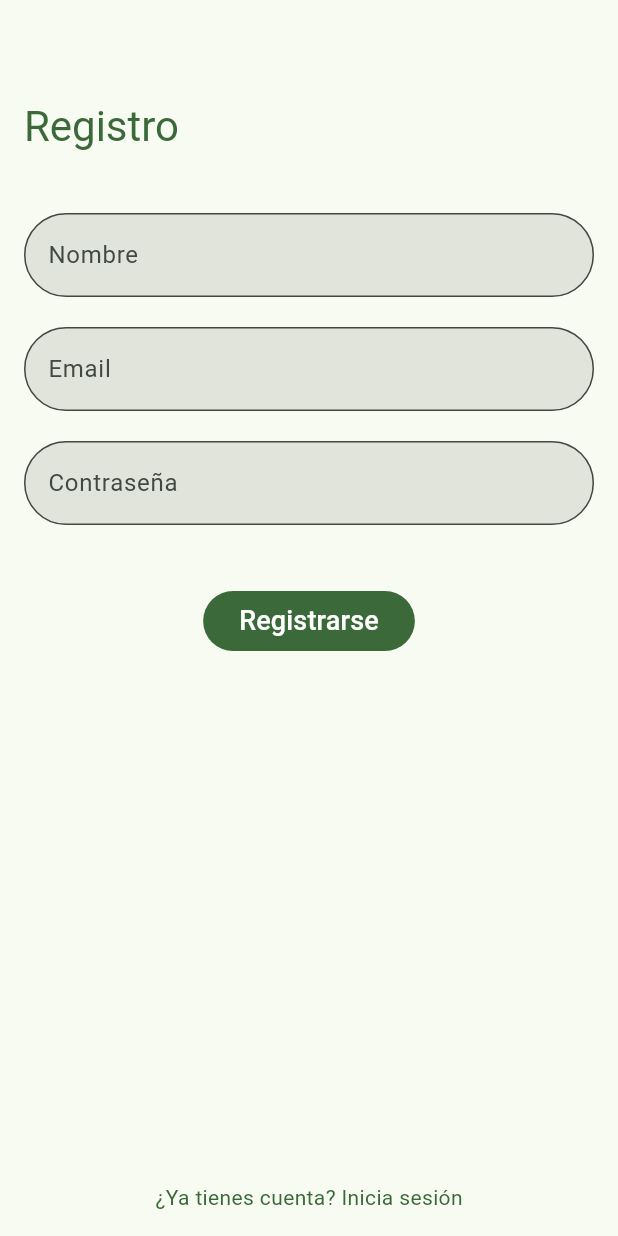
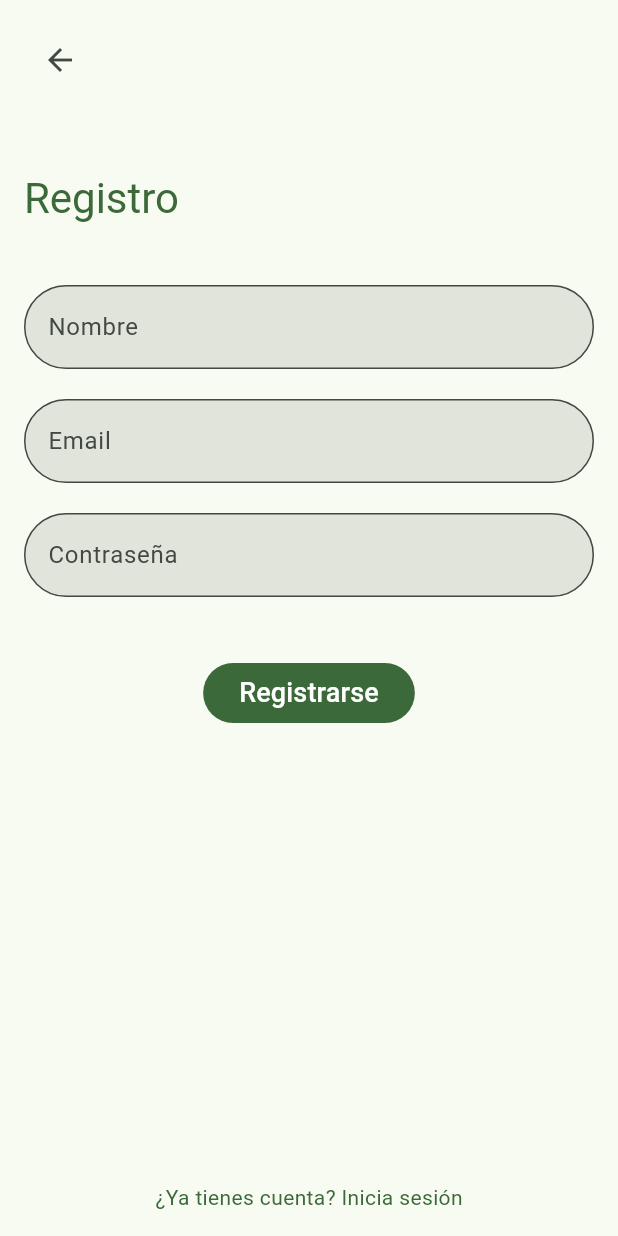
Before and after one commit to Sergio5423/agrocaf, a Flutter app: the LoginOperador screen opened by its route, after a tap on "¿No tienes cuenta? Regístrate", on a phone screen of 412 x 824 dp. Run offline on Flutter 3.47's test engine with Material 3 defaults, Android fonts, the phone set to English and light mode, and no system bars; our stand-ins replace cloud_firestore, firebase_auth, firebase_core, get, get_storage; missing offline and left inert: excel; accounts and stored records are empty; network calls fail.

Commit message:
Login Admin

```diff
--- /dev/null
+++ b/lib/controllers/auth_operador_controller.dart
@@ -0,0 +1,94 @@
+import 'package:agrocaf/pages/Apartados_Operador/Home_Operador.dart';
+import 'package:agrocaf/pages/Login/login_operador.dart';
+import 'package:get/get.dart';
+import 'package:firebase_auth/firebase_auth.dart';
+import 'package:get_storage/get_storage.dart'; // Importar GetStorage
+import '../services/auth_service.dart';
+
+class AuthOperadorController extends GetxController {
+  final FirebaseService _firebaseService = FirebaseService();
+  var isLoading = false.obs; // Observa si se está cargando una operación
+  Rxn<User> user = Rxn<User>();
+
+  final storage =
+      GetStorage(); // Crear una instancia de GetStorage para almacenar las credenciales
+
+  @override
+  void onInit() {
+    super.onInit();
+    _autoLogin(); // Intentar login automático al iniciar
+  }
+
+  // Método para registrar el usuario y guardar datos en Firestore
+  Future<void> register(String email, String password, String name) async {
+    try {
+      isLoading.value = true;
+      User? newUser =
+          await _firebaseService.registerWithEmail(email, password, name);
+      if (newUser != null) {
+        user.value = newUser; // Usuario registrado exitosamente
+        await _saveCredentials(email, password); // Guardar credenciales
+        Get.offAll(() => HomeOperador()); // Redirigir a la vista principal
+      } else {
+        Get.snackbar("Error", "No se pudo registrar el usuario");
+      }
+    } catch (e) {
+      Get.snackbar("Error", "Ocurrió un error durante el registro");
+    } finally {
+      isLoading.value = false;
+    }
+  }
+
+  // Método para iniciar sesión
+  Future<void> login(String email, String password) async {
+    try {
+      isLoading.value = true;
+      User? loggedInUser =
+          await _firebaseService.loginWithEmail(email, password);
+      if (loggedInUser != null) {
+        user.value = loggedInUser; // Usuario inició sesión exitosamente
+        await _saveCredentials(email, password); // Guardar credenciales
+        Get.offAll(() => HomeOperador()); // Redirigir a la vista principal
+      } else {
+        Get.snackbar("Error", "No se pudo iniciar sesión");
+      }
+    } catch (e) {
+      Get.snackbar("Error", "Ocurrió un error durante el inicio de sesión");
+    } finally {
+      isLoading.value = false;
+    }
+  }
+
+  // Método para cerrar sesión
+  Future<void> signOut() async {
+    await _firebaseService.signOut();
+    await _clearCredentials(); // Eliminar credenciales guardadas
+    user.value = null; // Usuario ha cerrado sesión
+    Get.snackbar("Sesión cerrada", "Hasta pronto");
+    Get.offAll(() => LoginOperador()); // Redirigir a la vista de login
+  }
+
+  // Guardar las credenciales de usuario usando GetStorage
+  Future<void> _saveCredentials(String email, String password) async {
+    storage.write('email', email);
+    storage.write('password', password);
+  }
+
+  // Intentar login automático
+  Future<void> _autoLogin() async {
+    String? email = storage.read('email');
+    String? password = storage.read('password');
+
+    if (email != null && password != null) {
+      await login(email, password); // Auto login con credenciales guardadas
+    }
+  }
+
+  // Eliminar las credenciales guardadas
+  Future<void> _clearCredentials() async {
+    storage.remove('email');
+    storage.remove('password');
+  }
+
+  User? get userlogueado => user.value;
+}
--- a/lib/pages/Apartados_Operador/Home_Operador.dart
+++ b/lib/pages/Apartados_Operador/Home_Operador.dart
@@ -6,7 +6,7 @@ import 'package:agrocaf/pages/Apartados_Operador/Registro_Pesada.dart';
 import 'package:agrocaf/widgets/BottomNavigator.dart';
 import 'package:flutter/material.dart';
 import 'package:get/get.dart';
-import '../../controllers/auth_controller.dart';
+import '../../controllers/auth_operador_controller.dart';
 
 class HomeOperador extends StatefulWidget {
   const HomeOperador({super.key});
@@ -16,7 +16,7 @@ class HomeOperador extends StatefulWidget {
 }
 
 class _HomePageState extends State<HomeOperador> {
-  final AuthController _authController =
+  final AuthOperadorController _authController =
       Get.find(); // Obtener el controlador de autenticación
   final RecolectorController _recolectorController =
       Get.put(RecolectorController()); // Inyectar RecolectorController
--- /dev/null
+++ b/lib/pages/Apartados_admin/Home_Administrador.dart
@@ -0,0 +1,20 @@
+import 'package:flutter/material.dart';
+
+class HomeAdmin extends StatelessWidget {
+  const HomeAdmin({super.key});
+
+  @override
+  Widget build(BuildContext context) {
+    return MaterialApp(
+      title: 'Material App',
+      home: Scaffold(
+        appBar: AppBar(
+          title: const Text('Material App Bar'),
+        ),
+        body: const Center(
+          child: Text('Hello World'),
+        ),
+      ),
+    );
+  }
+}
--- a/lib/pages/Login/login_operador.dart
+++ b/lib/pages/Login/login_operador.dart
@@ -1,13 +1,12 @@
-import 'package:agrocaf/controllers/auth_controller.dart';
-import 'package:agrocaf/pages/RegistroUser/register_page.dart';
+import 'package:agrocaf/pages/Login/register/register_operador_page.dart';
+import 'package:agrocaf/widgets/login.dart';
+import 'package:agrocaf/controllers/auth_operador_controller.dart';
 import 'package:flutter/material.dart';
 import 'package:get/get.dart';
 
 class LoginOperador extends StatelessWidget {
-  final AuthController _authController = Get.put(AuthController());
-  final TextEditingController _emailController = TextEditingController();
-  final TextEditingController _passwordController = TextEditingController();
-
+  final AuthOperadorController _authController =
+      Get.put(AuthOperadorController());
   LoginOperador({super.key});
 
   @override
@@ -23,125 +22,8 @@ class LoginOperador extends StatelessWidget {
         ),
       ),
       backgroundColor: Colors.white,
-      body: SafeArea(
-        child: SingleChildScrollView(
-          child: Padding(
-            padding: const EdgeInsets.all(16.0),
-            child: Column(
-              crossAxisAlignment: CrossAxisAlignment.center,
-              children: [
-                ClipRRect(
-                  borderRadius: BorderRadius.circular(80.0),
-                  child: Container(
-                    decoration: BoxDecoration(
-                      borderRadius: BorderRadius.circular(80),
-                    ),
-                    child: Image.asset(
-                      'images/agrocaf_logo.png',
-                      height: 100.0,
-                      width: 100.0,
-                      fit: BoxFit.cover,
-                    ),
-                  ),
-                ),
-                Text(
-                  'Inicio de\nSesión',
-                  style: Theme.of(context).textTheme.headlineMedium?.copyWith(
-                        color: const Color.fromRGBO(76, 140, 43, 10),
-                        fontWeight: FontWeight.bold,
-                        fontSize: 50,
-                      ),
-                  textAlign: TextAlign.center,
-                ),
-                Text(
-                  'Inicie sesión para continuar',
-                  style: Theme.of(context).textTheme.headlineMedium?.copyWith(
-                        color: const Color.fromRGBO(143, 142, 142, 1),
-                        fontSize: 14,
-                      ),
-                  textAlign: TextAlign.center,
-                ),
-                Text(
-                  'Operador',
-                  style: Theme.of(context).textTheme.headlineMedium?.copyWith(
-                        color: const Color.fromRGBO(143, 142, 142, 1),
-                        fontSize: 30,
-                      ),
-                  textAlign: TextAlign.center,
-                ),
-                const SizedBox(height: 40),
-                _buildTextField(context, 'Email', _emailController),
-                const SizedBox(height: 20),
-                _buildTextField(context, 'Contraseña', _passwordController,
-                    obscureText: true),
-                const SizedBox(height: 40),
-                Obx(() => _authController.isLoading.value
-                    ? const Center(child: CircularProgressIndicator())
-                    : _buildLoginButton(context)),
-                const SizedBox(
-                    height: 20), // Agregar un poco de espacio al final
-                Center(
-                  child: GestureDetector(
-                    onTap: () => Get.to(RegisterPage()),
-                    child: Text(
-                      '¿No tienes cuenta? Regístrate',
-                      style: TextStyle(
-                          color: Theme.of(context).colorScheme.primary),
-                    ),
-                  ),
-                ),
-              ],
-            ),
-          ),
-        ),
-      ),
-    );
-  }
-
-  Widget _buildTextField(
-      BuildContext context, String hintText, TextEditingController controller,
-      {bool obscureText = false}) {
-    return TextField(
-      controller: controller,
-      obscureText: obscureText,
-      decoration: InputDecoration(
-        labelText: hintText,
-        filled: true,
-        fillColor: Theme.of(context).colorScheme.surfaceContainerHighest,
-        border: OutlineInputBorder(
-          borderRadius: BorderRadius.circular(10),
-        ),
-      ),
-    );
-  }
-
-  Widget _buildLoginButton(BuildContext context) {
-    return Center(
-      child: FilledButton(
-        onPressed: () {
-          String email = _emailController.text.trim();
-          String password = _passwordController.text.trim();
-          _authController.login(email, password);
-        },
-        style: ButtonStyle(
-          backgroundColor: WidgetStateProperty.all<Color>(
-              const Color.fromRGBO(76, 140, 43, 10)),
-          minimumSize: WidgetStateProperty.all(const Size(500, 50)),
-          shape: WidgetStateProperty.all(
-            RoundedRectangleBorder(
-              borderRadius: BorderRadius.circular(10),
-            ),
-          ),
-        ),
-        child: Row(
-          mainAxisAlignment: MainAxisAlignment.center,
-          children: [
-            const Text('Iniciar Sesión', style: TextStyle(fontSize: 18)),
-            const SizedBox(width: 10),
-            Image.asset('images/siguiente.png'),
-          ],
-        ),
-      ),
+      body: inicioDeSesion(
+          context, 'Operador', _authController, RegisterOperadorPage()),
     );
   }
 }
--- a/lib/pages/RegistroUser/register_page.dart
+++ b/lib/pages/Login/register/register_admin_page.dart
@@ -1,14 +1,15 @@
+import 'package:agrocaf/controllers/auth_admin_controller.dart';
 import 'package:flutter/material.dart';
 import 'package:get/get.dart';
-import '../../controllers/auth_controller.dart';
 
-class RegisterPage extends StatelessWidget {
-  final AuthController _authController = Get.put(AuthController());
+class RegisterAdminPage extends StatelessWidget {
+  final AuthAdminController _authController =
+      Get.put(AuthAdminController()); // Cambiado a AuthAdminController
   final TextEditingController _nameController = TextEditingController();
   final TextEditingController _emailController = TextEditingController();
   final TextEditingController _passwordController = TextEditingController();
 
-  RegisterPage({super.key});
+  RegisterAdminPage({super.key});
 
   @override
   Widget build(BuildContext context) {
@@ -19,6 +20,12 @@ class RegisterPage extends StatelessWidget {
           child: Column(
             crossAxisAlignment: CrossAxisAlignment.start,
             children: [
+              IconButton(
+                icon: Icon(Icons.arrow_back),
+                onPressed: () {
+                  Navigator.pop(context);
+                },
+              ),
               const SizedBox(height: 50),
               Text(
                 'Registro',
--- /dev/null
+++ b/lib/pages/Login/register/register_operador_page.dart
@@ -0,0 +1,98 @@
+import 'package:flutter/material.dart';
+import 'package:get/get.dart';
+import '../../../controllers/auth_operador_controller.dart';
+
+class RegisterOperadorPage extends StatelessWidget {
+  final AuthOperadorController _authController =
+      Get.put(AuthOperadorController());
+  final TextEditingController _nameController = TextEditingController();
+  final TextEditingController _emailController = TextEditingController();
+  final TextEditingController _passwordController = TextEditingController();
+
+  RegisterOperadorPage({super.key});
+
+  @override
+  Widget build(BuildContext context) {
+    return Scaffold(
+      body: SafeArea(
+        child: Padding(
+          padding: const EdgeInsets.all(16.0),
+          child: Column(
+            crossAxisAlignment: CrossAxisAlignment.start,
+            children: [
+              IconButton(
+                icon: Icon(Icons.arrow_back),
+                onPressed: () {
+                  Navigator.pop(context);
+                },
+              ),
+              const SizedBox(height: 50),
+              Text(
+                'Registro',
+                style: Theme.of(context).textTheme.headlineMedium?.copyWith(
+                      color: Theme.of(context).colorScheme.primary,
+                    ),
+              ),
+              const SizedBox(height: 40),
+              _buildTextField(context, 'Nombre', _nameController),
+              const SizedBox(height: 20),
+              _buildTextField(context, 'Email', _emailController),
+              const SizedBox(height: 20),
+              _buildTextField(context, 'Contraseña', _passwordController,
+                  obscureText: true),
+              const SizedBox(height: 40),
+              Obx(() => _authController.isLoading.value
+                  ? const Center(child: CircularProgressIndicator())
+                  : _buildRegisterButton(context)),
+              const Spacer(),
+              Center(
+                child: GestureDetector(
+                  onTap: () => Get.back(),
+                  child: Text(
+                    '¿Ya tienes cuenta? Inicia sesión',
+                    style:
+                        TextStyle(color: Theme.of(context).colorScheme.primary),
+                  ),
+                ),
+              ),
+            ],
+          ),
+        ),
+      ),
+    );
+  }
+
+  Widget _buildTextField(
+      BuildContext context, String hintText, TextEditingController controller,
+      {bool obscureText = false}) {
+    return TextField(
+      controller: controller,
+      obscureText: obscureText,
+      decoration: InputDecoration(
+        labelText: hintText,
+        filled: true,
+        fillColor: Theme.of(context).colorScheme.surfaceContainerHighest,
+        border: OutlineInputBorder(
+          borderRadius: BorderRadius.circular(30),
+        ),
+      ),
+    );
+  }
+
+  Widget _buildRegisterButton(BuildContext context) {
+    return Center(
+      child: FilledButton(
+        onPressed: () {
+          String name = _nameController.text.trim();
+          String email = _emailController.text.trim();
+          String password = _passwordController.text.trim();
+          _authController.register(email, password, name);
+        },
+        child: const Text(
+          'Registrarse',
+          style: TextStyle(fontSize: 18),
+        ),
+      ),
+    );
+  }
+}
--- /dev/null
+++ b/lib/widgets/login.dart
@@ -0,0 +1,129 @@
+import 'package:agrocaf/controllers/auth_operador_controller.dart';
+import 'package:agrocaf/pages/Login/register/register_operador_page.dart';
+import 'package:flutter/material.dart';
+import 'package:get/get.dart';
+
+final TextEditingController _emailController = TextEditingController();
+final TextEditingController _passwordController = TextEditingController();
+
+SafeArea inicioDeSesion(
+    BuildContext context, titulo, _authController, register) {
+  return SafeArea(
+    child: SingleChildScrollView(
+      child: Padding(
+        padding: const EdgeInsets.all(16.0),
+        child: Column(
+          crossAxisAlignment: CrossAxisAlignment.center,
+          children: [
+            ClipRRect(
+              borderRadius: BorderRadius.circular(80.0),
+              child: Container(
+                decoration: BoxDecoration(
+                  borderRadius: BorderRadius.circular(80),
+                ),
+                child: Image.asset(
+                  'images/agrocaf_logo.png',
+                  height: 100.0,
+                  width: 100.0,
+                  fit: BoxFit.cover,
+                ),
+              ),
+            ),
+            Text(
+              'Inicio de\nSesión',
+              style: Theme.of(context).textTheme.headlineMedium?.copyWith(
+                    color: const Color.fromRGBO(76, 140, 43, 10),
+                    fontWeight: FontWeight.bold,
+                    fontSize: 50,
+                  ),
+              textAlign: TextAlign.center,
+            ),
+            Text(
+              'Inicie sesión para continuar',
+              style: Theme.of(context).textTheme.headlineMedium?.copyWith(
+                    color: const Color.fromRGBO(143, 142, 142, 1),
+                    fontSize: 14,
+                  ),
+              textAlign: TextAlign.center,
+            ),
+            Text(
+              titulo,
+              style: Theme.of(context).textTheme.headlineMedium?.copyWith(
+                    color: const Color.fromRGBO(143, 142, 142, 1),
+                    fontSize: 30,
+                  ),
+              textAlign: TextAlign.center,
+            ),
+            const SizedBox(height: 40),
+            _buildTextField(context, 'Email', _emailController),
+            const SizedBox(height: 20),
+            _buildTextField(context, 'Contraseña', _passwordController,
+                obscureText: true),
+            const SizedBox(height: 40),
+            Obx(() => _authController.isLoading.value
+                ? const Center(child: CircularProgressIndicator())
+                : LoginButton(_authController)),
+            const SizedBox(height: 20), // Agregar un poco de espacio al final
+            Center(
+              child: GestureDetector(
+                onTap: () => Get.to(register),
+                child: Text(
+                  '¿No tienes cuenta? Regístrate',
+                  style:
+                      TextStyle(color: Theme.of(context).colorScheme.primary),
+                ),
+              ),
+            ),
+          ],
+        ),
+      ),
+    ),
+  );
+}
+
+Center LoginButton(_authController) {
+  return Center(
+    child: FilledButton(
+      onPressed: () {
+        String email = _emailController.text.trim();
+        String password = _passwordController.text.trim();
+        _authController.login(email, password);
+      },
+      style: ButtonStyle(
+        backgroundColor: WidgetStateProperty.all<Color>(
+            const Color.fromRGBO(76, 140, 43, 10)),
+        minimumSize: WidgetStateProperty.all(const Size(500, 50)),
+        shape: WidgetStateProperty.all(
+          RoundedRectangleBorder(
+            borderRadius: BorderRadius.circular(10),
+          ),
+        ),
+      ),
+      child: Row(
+        mainAxisAlignment: MainAxisAlignment.center,
+        children: [
+          const Text('Iniciar Sesión', style: TextStyle(fontSize: 18)),
+          const SizedBox(width: 10),
+          Image.asset('images/siguiente.png'),
+        ],
+      ),
+    ),
+  );
+}
+
+Widget _buildTextField(
+    BuildContext context, String hintText, TextEditingController controller,
+    {bool obscureText = false}) {
+  return TextField(
+    controller: controller,
+    obscureText: obscureText,
+    decoration: InputDecoration(
+      labelText: hintText,
+      filled: true,
+      fillColor: Theme.of(context).colorScheme.surfaceContainerHighest,
+      border: OutlineInputBorder(
+        borderRadius: BorderRadius.circular(10),
+      ),
+    ),
+  );
+}
```
Also changed, not shown: lib/controllers/auth_admin_controller.dart (renamed from lib/controllers/auth_controller.dart, +12 -12 lines), lib/pages/Login/login_admin.dart (+17 -9 lines).
